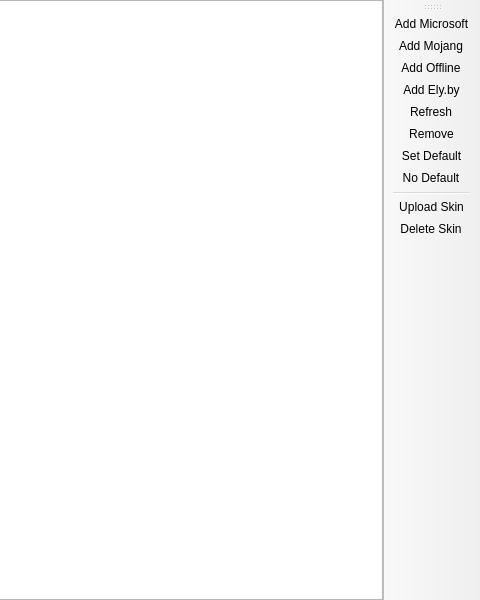
First picture: the form in launcher/ui/pages/global/AccountListPage.ui, repository fn2006/PollyMC, before the edit; both pictures show x 320 to 800 and y 0 to 600 of the 800 by 600 pixel window.
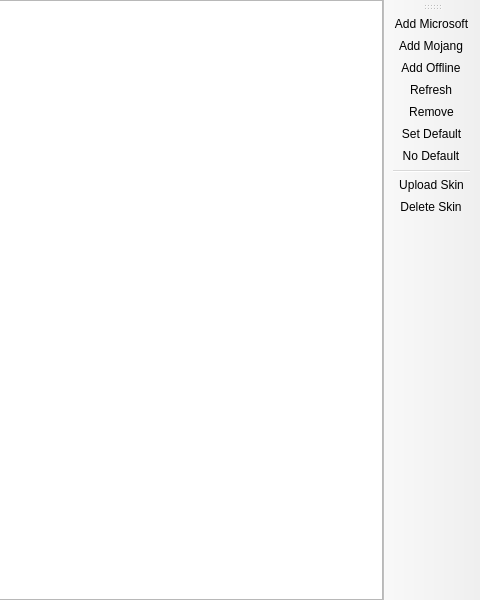
Second picture: the form after the edit. Custom widgets are drawn as their Qt base class.

Diff of the .ui file:
```diff
--- a/launcher/ui/pages/global/AccountListPage.ui
+++ b/launcher/ui/pages/global/AccountListPage.ui
@@ -55,7 +55,6 @@
    <addaction name="actionAddMicrosoft"/>
    <addaction name="actionAddMojang"/>
    <addaction name="actionAddOffline"/>
-   <addaction name="actionAddElyby"/>
    <addaction name="actionRefresh"/>
    <addaction name="actionRemove"/>
    <addaction name="actionSetDefault"/>
@@ -110,11 +109,6 @@
     <string>Add &amp;Offline</string>
    </property>
   </action>
-  <action name="actionAddElyby">
-   <property name="text">
-    <string>Add &amp;Ely.by</string>
-   </property>
-  </action>
   <action name="actionRefresh">
    <property name="text">
     <string>&amp;Refresh</string>
```
